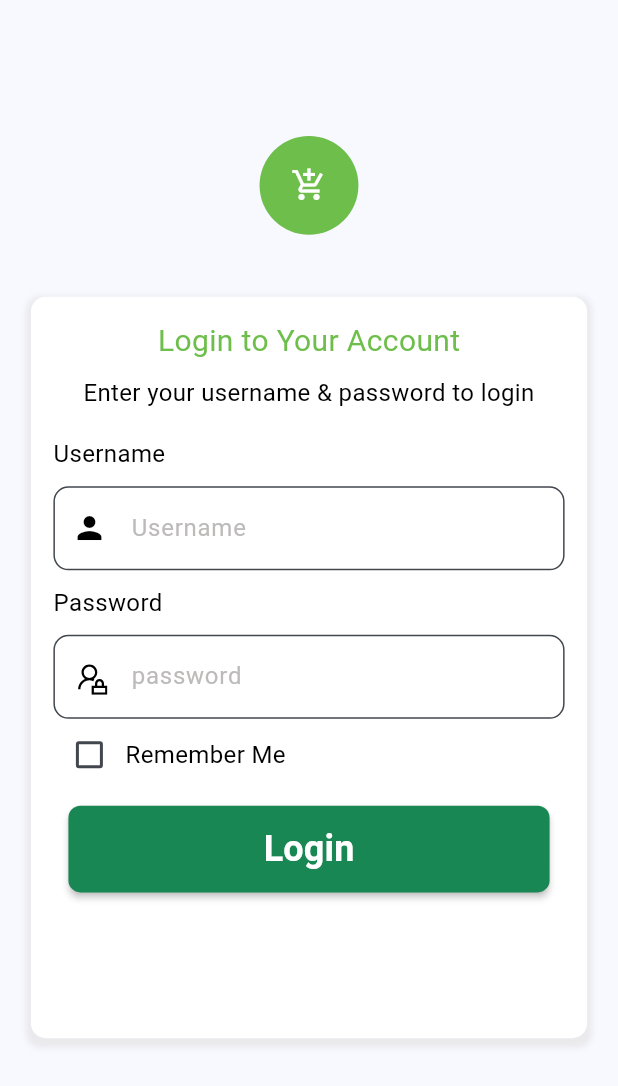
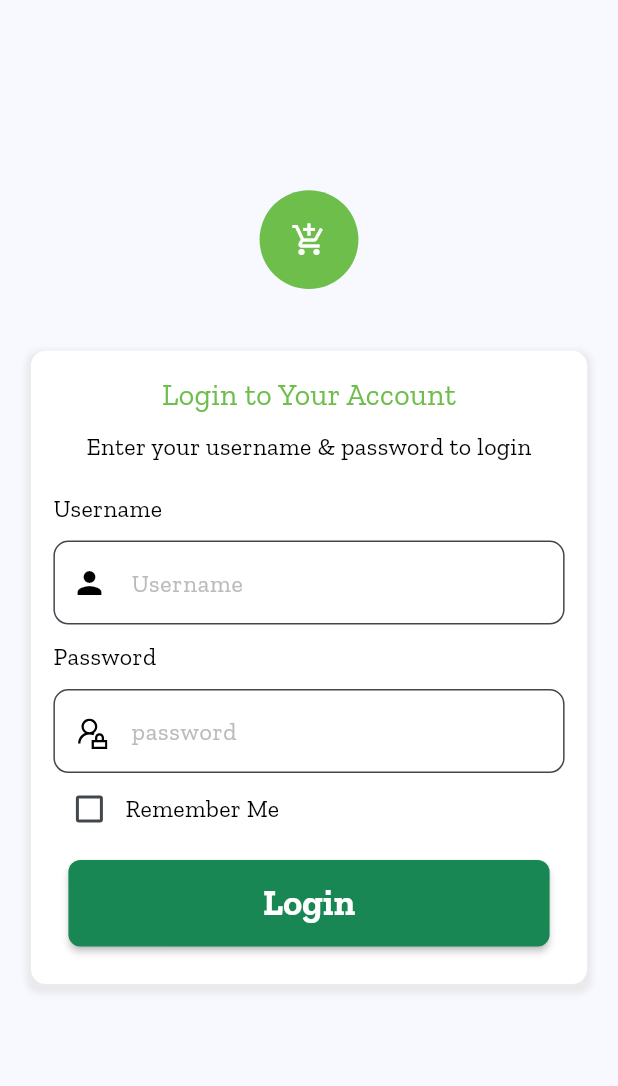
Before and after one commit to Lenien1999/Fast_Inventory, a Flutter app: the screen it shows after launch, on a phone screen of 412 x 824 dp. Shown: the top 1086 px of the screen. Run offline on Flutter 3.47's test engine with Material 3 defaults, Android fonts, the phone set to English and light mode, and no system bars; our stand-ins replace focused_menu, google_fonts, line_awesome_flutter.

Commit message:
first commit

```diff
--- a/lib/main.dart
+++ b/lib/main.dart
@@ -5,6 +5,7 @@ import 'package:fast_inventory/screens/order/create_order.dart';
 import 'package:fast_inventory/screens/profile/profile_page.dart';
 import 'package:fast_inventory/utils/color.dart';
 import 'package:flutter/material.dart';
+import 'package:google_fonts/google_fonts.dart';
 
 void main() {
   runApp(const MyApp());
@@ -19,6 +20,7 @@ class MyApp extends StatelessWidget {
       debugShowCheckedModeBanner: false,
       title: 'Fast Inventory',
       theme: ThemeData(
+        textTheme: GoogleFonts.zillaSlabTextTheme(),
         colorScheme: ColorScheme.fromSeed(seedColor: scafoldClr),
         useMaterial3: true,
       ),
@@ -28,7 +30,7 @@ class MyApp extends StatelessWidget {
         'home': (context) => HomePage(),
         'profile': (context) => ProfilePage(),
         'changepassword': (context) => const ChangePassword(),
-         'createOrder': (context) =>  CreateOrder(),
+        'createOrder': (context) => CreateOrder(),
       },
     );
   }
--- a/lib/screens/auth/change_password.dart
+++ b/lib/screens/auth/change_password.dart
@@ -64,7 +64,7 @@ class _ChangePasswordState extends State<ChangePassword> {
     return Container(
       alignment: Alignment.center,
       margin: EdgeInsets.symmetric(vertical: screenHeight! * 0.05),
-      height: screenHeight! * 0.6,
+      // height: screenHeight! * 0.6,
       width: screenWidth! * 0.9,
       decoration: BoxDecoration(
           borderRadius: BorderRadius.circular(12),
--- a/lib/screens/auth/login_page.dart
+++ b/lib/screens/auth/login_page.dart
@@ -1,6 +1,7 @@
 import 'package:fast_inventory/screens/auth/textForm_widget.dart';
 import 'package:fast_inventory/utils/color.dart';
 import 'package:fast_inventory/utils/text_style.dart';
+
 import 'package:flutter/material.dart';
 import 'package:line_awesome_flutter/line_awesome_flutter.dart';
 
@@ -12,9 +13,10 @@ class LoginPage extends StatefulWidget {
 }
 
 class _LoginPageState extends State<LoginPage> {
-  double? screenHeight, screenWidth;
+  double? _screenHeight, _screenWidth;
 
   bool isChecked = false;
+  final _formKey = GlobalKey<FormState>();
 
   final TextEditingController usernameController = TextEditingController();
 
@@ -22,8 +24,8 @@ class _LoginPageState extends State<LoginPage> {
 
   @override
   Widget build(BuildContext context) {
-    screenHeight = MediaQuery.of(context).size.height;
-    screenWidth = MediaQuery.of(context).size.width;
+    _screenHeight = MediaQuery.of(context).size.height;
+    _screenWidth = MediaQuery.of(context).size.width;
     return Scaffold(
       body: SafeArea(
         child: Center(
@@ -39,9 +41,8 @@ class _LoginPageState extends State<LoginPage> {
 
   Widget loginFormWidget() {
     return Container(
-      margin: EdgeInsets.symmetric(vertical: screenHeight! * 0.05),
-      height: screenHeight! * 0.6,
-      width: screenWidth! * 0.9,
+      margin: EdgeInsets.symmetric(vertical: _screenHeight! * 0.05),
+      width: _screenWidth! * 0.9,
       decoration: BoxDecoration(
           color: Colors.white,
           borderRadius: BorderRadius.circular(10),
@@ -62,7 +63,7 @@ class _LoginPageState extends State<LoginPage> {
               style: textStyle(primaryClr, 20, FontWeight.normal),
             ),
             SizedBox(
-              height: screenHeight! * 0.01,
+              height: _screenHeight! * 0.01,
             ),
             Text(
               "Enter your username & password to login",
@@ -70,7 +71,7 @@ class _LoginPageState extends State<LoginPage> {
               style: textStyle(Colors.black, 16, FontWeight.w400),
             ),
             SizedBox(
-              height: screenHeight! * 0.01,
+              height: _screenHeight! * 0.01,
             ),
             formWidget(),
           ],
@@ -79,8 +80,10 @@ class _LoginPageState extends State<LoginPage> {
     );
   }
 
+
   Widget formWidget() {
     return Form(
+        key: _formKey,
         child: Column(
           crossAxisAlignment: CrossAxisAlignment.start,
           children: [
@@ -142,21 +145,25 @@ class _LoginPageState extends State<LoginPage> {
     return Padding(
       padding: const EdgeInsets.all(10.0),
       child: MaterialButton(
-        height: screenHeight! * 0.07,
-        minWidth: screenWidth! * 0.9,
+        height: _screenHeight! * 0.07,
+        minWidth: _screenWidth! * 0.9,
         shape: RoundedRectangleBorder(
           borderRadius: BorderRadius.circular(8), // Set BorderRadius here
         ),
         color: secondaryClr,
-        onPressed: () {
-          Navigator.pushNamed(context, 'home');
-        },
+        onPressed: _changePassword,
         child: Text(
           "Login",
           style: textStyle(Colors.white, 24, FontWeight.bold),
         ),
       ),
     );
+  }
+
+  void _changePassword() {
+    if (_formKey.currentState!.validate()) {
+      Navigator.pushNamed(context, 'home');
+    }
   }
 
   Widget labelText(String label) {
@@ -171,7 +178,7 @@ class _LoginPageState extends State<LoginPage> {
 
   Widget headerIcon() {
     return CircleAvatar(
-      radius: screenWidth! * 0.08,
+      radius: _screenWidth! * 0.08,
       backgroundColor: const Color.fromRGBO(110, 190, 76, 1),
       child: const Icon(
         Icons.add_shopping_cart_outlined,
--- a/lib/utils/text_style.dart
+++ b/lib/utils/text_style.dart
@@ -1,5 +1,5 @@
 import 'package:flutter/material.dart';
 
 TextStyle textStyle(Color clr, double size, FontWeight fw) {
-  return TextStyle(color: clr, fontSize: size, fontWeight: fw);
+  return  TextStyle(color: clr, fontSize: size, fontWeight: fw);
 }
```
Also changed, not shown: lib/screens/homepage/home_page.dart (+4 -3 lines), lib/screens/homepage/transaction_table.dart (+12 -1 lines), pubspec.yaml (+6 -3 lines), pubspec.lock, 1 other file. Lines whose indentation alone changed are shown as unchanged.
